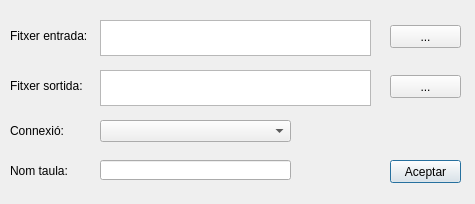
First picture: the form in padrohabitants_dialog.ui, repository psigcat/padrohabitants, before the edit.
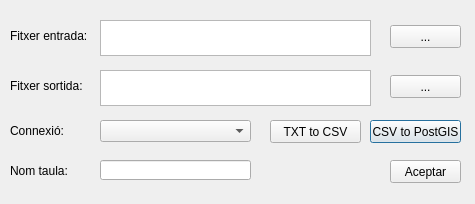
Second picture: the form after the edit.

The edit to the form file:
```diff
--- a/padrohabitants_dialog.ui
+++ b/padrohabitants_dialog.ui
@@ -13,17 +13,17 @@
   <property name="windowTitle">
    <string>Dialog</string>
   </property>
-  <widget class="QPushButton" name="btnAccept">
+  <widget class="QPushButton" name="btnCsvToPg">
    <property name="geometry">
     <rect>
-     <x>390</x>
-     <y>160</y>
-     <width>71</width>
+     <x>370</x>
+     <y>120</y>
+     <width>91</width>
      <height>23</height>
     </rect>
    </property>
    <property name="text">
-    <string>Aceptar</string>
+    <string>CSV to PostGIS</string>
    </property>
   </widget>
   <widget class="QPushButton" name="btnSelectInput">
@@ -129,7 +129,7 @@
     <rect>
      <x>100</x>
      <y>120</y>
-     <width>191</width>
+     <width>151</width>
      <height>22</height>
     </rect>
    </property>
@@ -165,11 +165,37 @@
     <rect>
      <x>100</x>
      <y>160</y>
-     <width>191</width>
+     <width>151</width>
      <height>20</height>
     </rect>
    </property>
   </widget>
+  <widget class="QPushButton" name="btnTxtToCsv">
+   <property name="geometry">
+    <rect>
+     <x>270</x>
+     <y>120</y>
+     <width>91</width>
+     <height>23</height>
+    </rect>
+   </property>
+   <property name="text">
+    <string>TXT to CSV</string>
+   </property>
+  </widget>
+  <widget class="QPushButton" name="btnAccept">
+   <property name="geometry">
+    <rect>
+     <x>390</x>
+     <y>160</y>
+     <width>71</width>
+     <height>23</height>
+    </rect>
+   </property>
+   <property name="text">
+    <string>Aceptar</string>
+   </property>
+  </widget>
  </widget>
  <resources/>
  <connections/>
```
